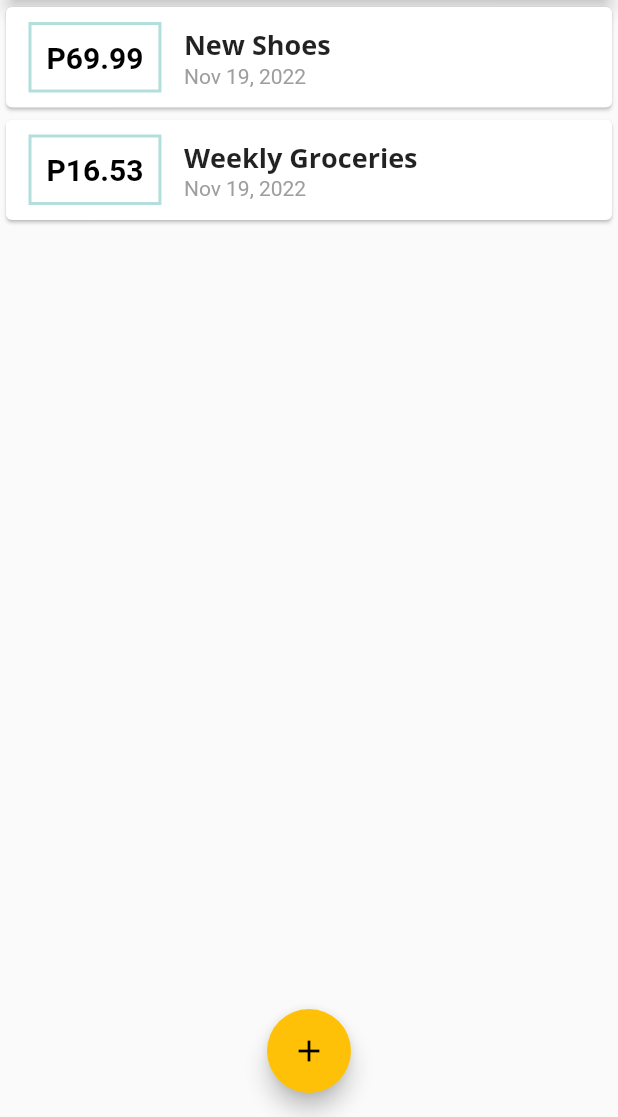
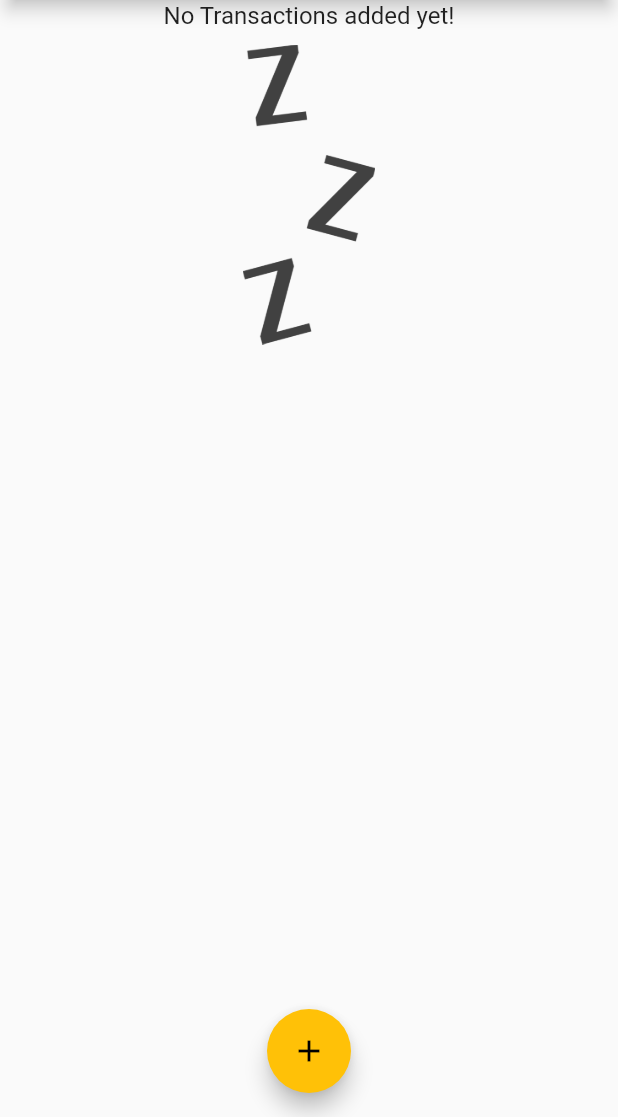
Before and after one commit to EliezerAmbion/flutter_expense_tracker, a Flutter app: the screen it shows after launch, on a phone screen of 412 x 824 dp, the part 119-1236 px from its top. Run offline on Flutter 3.47's test engine with Material 2 defaults, Android fonts, the phone set to English and light mode, and no system bars.

```diff
--- a/lib/main.dart
+++ b/lib/main.dart
@@ -47,18 +47,18 @@ class MyHomePage extends StatefulWidget {
 
 class _MyHomePageState extends State<MyHomePage> {
   final List<Transaction> _userTransactions = [
-    Transaction(
-      id: 't1',
-      title: 'New Shoes',
-      amount: 69.99,
-      date: DateTime.now(),
-    ),
-    Transaction(
-      id: 't2',
-      title: 'Weekly Groceries',
-      amount: 16.53,
-      date: DateTime.now(),
-    ),
+    // Transaction(
+    //   id: 't1',
+    //   title: 'New Shoes',
+    //   amount: 69.99,
+    //   date: DateTime.now(),
+    // ),
+    // Transaction(
+    //   id: 't2',
+    //   title: 'Weekly Groceries',
+    //   amount: 16.53,
+    //   date: DateTime.now(),
+    // ),
   ];
 
   void _addNewTransaction(String txTitle, double txAmount) {
--- a/lib/widgets/transaction_list.dart
+++ b/lib/widgets/transaction_list.dart
@@ -15,7 +15,26 @@ class TransactionList extends StatelessWidget {
   Widget build(BuildContext context) {
     return Container(
       height: 300,
-      child: ListView.builder(
+      child: transactions.isEmpty
+          ? Column(
+              children: [
+                Text(
+                  'No Transactions added yet!',
+                  style: Theme.of(context).textTheme.titleMedium,
+                ),
+                const SizedBox(
+                  height: 10,
+                ),
+                Container(
+                  height: 200,
+                  child: Image.asset(
+                    'assets/images/waiting.png',
+                    fit: BoxFit.cover,
+                  ),
+                ),
+              ],
+            )
+          : ListView.builder(
               itemBuilder: (ctx, index) {
                 return Card(
                   child: Row(
--- a/pubspec.yaml
+++ b/pubspec.yaml
@@ -59,9 +59,9 @@ flutter:
   uses-material-design: true
 
   # To add assets to your application, add an assets section, like this:
-  # assets:
-  #   - images/a_dot_burr.jpeg
-  #   - images/a_dot_ham.jpeg
+  assets:
+    - assets/images/waiting.png
+    # - images/a_dot_ham.jpeg
 
   # An image asset can refer to one or more resolution-specific "variants", see
   # https://flutter.dev/assets-and-images/#resolution-aware
```
Also changed, not shown: lib/widgets/chart.dart (added, +35 -0 lines), assets/images/waiting.png (added). Lines whose indentation alone changed are shown as unchanged.
